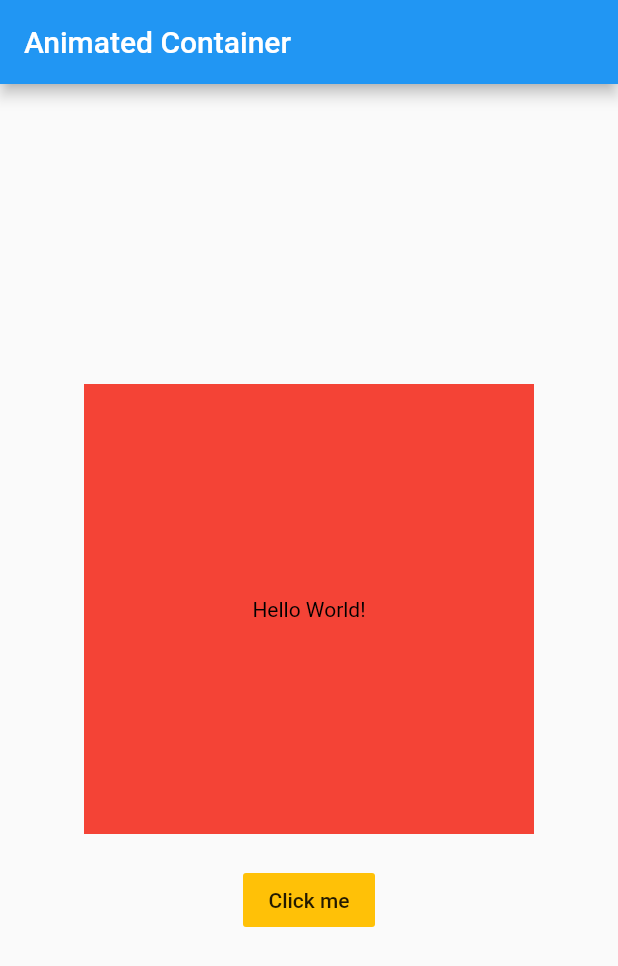
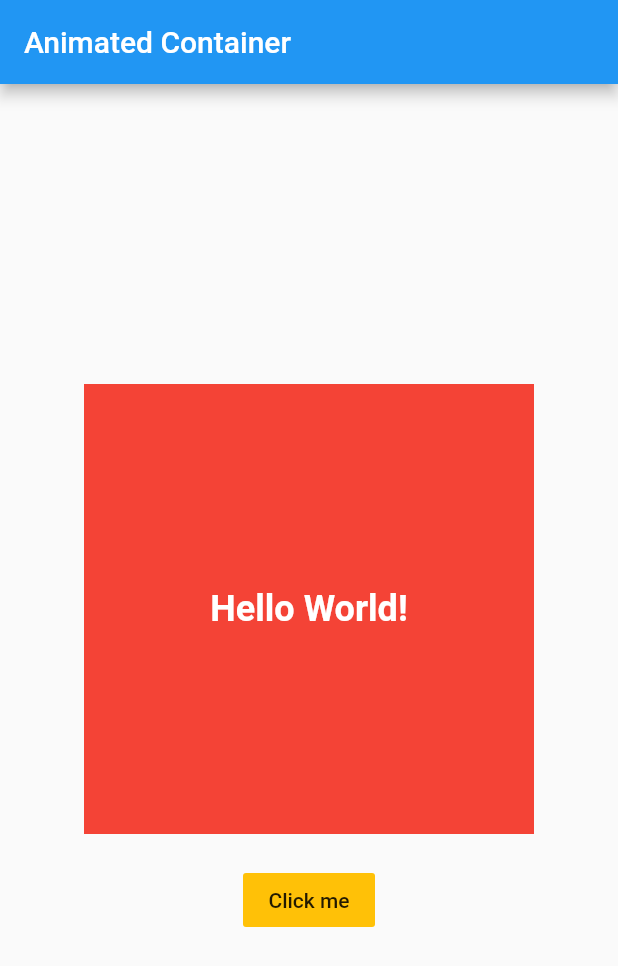
Before and after one commit to mt-tadayon/animation_in_flutter, a Flutter app: the ImplicitAnimation screen opened directly, on a phone screen of 412 x 824 dp. Shown: the top 966 px of the screen. Run offline on Flutter 3.47's test engine with Material 2 defaults, Android fonts, the phone set to English and light mode, and no system bars.

Commit message:
Refactoring colors

```diff
--- a/lib/animated_foo.dart
+++ b/lib/animated_foo.dart
@@ -28,7 +28,9 @@ class _ImplicitAnimationState extends State<ImplicitAnimation> {
               child: AnimatedDefaultTextStyle(
                 duration: Duration(seconds: 1),
                 style: TextStyle(
-                  color: status ? Colors.white : Colors.black,
+                  color: status ? Colors.black : Colors.white,
+                  fontSize: 24,
+                  fontWeight: FontWeight.bold
                 ),
                 child: Text('Hello World!'),
                 curve: Curves.easeInSine,
```
